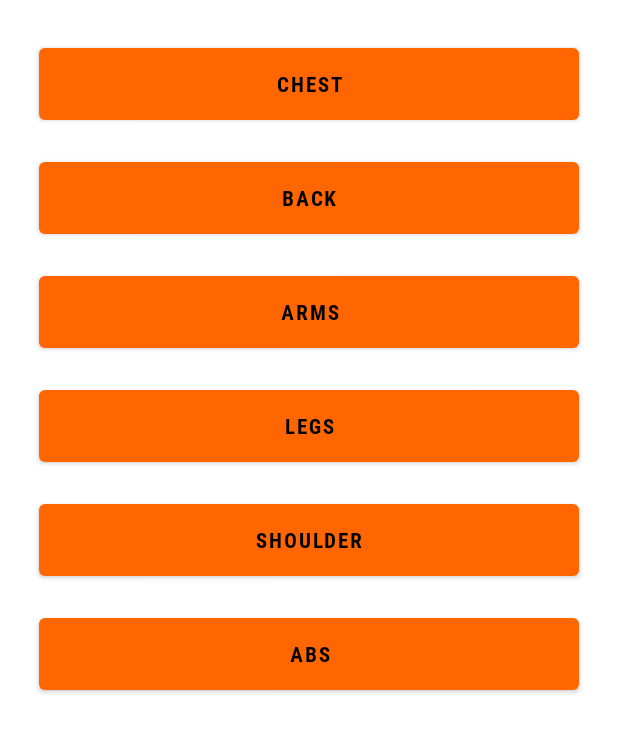
After one commit to sahilbanait/StayFit, an Android app: the fragment Exercise_Fragment shown on its own in the app's theme, on a phone screen of 412 x 824 dp. The commit adds this screen. Shown: the top 732 px of the screen. Run offline under Robolectric (Android 15) with nearby library versions, the phone set to English and light mode, and no system bars.

Commit message:
Initial commit

```diff
--- a/app/build.gradle
+++ b/app/build.gradle
@@ -33,6 +33,10 @@ dependencies {
     implementation 'androidx.appcompat:appcompat:1.3.0'
     implementation 'com.google.android.material:material:1.4.0'
     implementation 'androidx.constraintlayout:constraintlayout:2.0.4'
+    implementation 'androidx.legacy:legacy-support-v4:1.0.0'
+    implementation 'androidx.navigation:navigation-fragment:2.3.5'
+    implementation 'androidx.navigation:navigation-ui:2.3.5'
+    implementation 'androidx.fragment:fragment:1.3.5'
     testImplementation 'junit:junit:4.+'
     androidTestImplementation 'androidx.test.ext:junit:1.1.3'
     androidTestImplementation 'androidx.test.espresso:espresso-core:3.4.0'
--- /dev/null
+++ b/app/src/main/java/com/example/stayfit/Exercise_Fragment.java
@@ -0,0 +1,21 @@
+package com.example.stayfit;
+
+import android.os.Bundle;
+
+import androidx.fragment.app.Fragment;
+import androidx.navigation.fragment.NavHostFragment;
+
+import android.view.LayoutInflater;
+import android.view.View;
+import android.view.ViewGroup;
+
+public class Exercise_Fragment extends Fragment {
+
+    @Override
+    public View onCreateView(LayoutInflater inflater, ViewGroup container,
+                             Bundle savedInstanceState) {
+
+        return inflater.inflate(R.layout.fragment_exercise_, container, false);
+
+    }
+}
--- /dev/null
+++ b/app/src/main/res/layout/fragment_chest_.xml
@@ -0,0 +1,6 @@
+<?xml version="1.0" encoding="utf-8"?>
+<LinearLayout xmlns:android="http://schemas.android.com/apk/res/android"
+    xmlns:tools="http://schemas.android.com/tools"
+    android:layout_width="match_parent"
+    android:layout_height="match_parent"
+    tools:context=".Chest_Fragment" />
--- /dev/null
+++ b/app/src/main/res/layout/fragment_exercise_.xml
@@ -0,0 +1,38 @@
+<?xml version="1.0" encoding="utf-8"?>
+<LinearLayout xmlns:android="http://schemas.android.com/apk/res/android"
+    xmlns:tools="http://schemas.android.com/tools"
+    xmlns:app="http://schemas.android.com/apk/res-auto"
+    style="@style/FontStyle"
+    android:layout_width="match_parent"
+    android:layout_height="match_parent"
+    android:orientation="vertical"
+    tools:context=".Exercise_Fragment">
+
+
+
+    <Button
+        android:id="@+id/chest_button"
+        style="@style/Button"
+        android:text="@string/chest_button" />
+
+    <Button
+        android:id="@+id/back_button"
+        android:text="@string/back_button"
+        style="@style/Button" />
+    <Button
+        style="@style/Button"
+        android:id="@+id/Arms"
+        android:text="@string/arms_button"/>
+    <Button
+        style="@style/Button"
+        android:id="@+id/legs_button"
+        android:text="@string/legs_button"/>
+    <Button
+        style="@style/Button"
+        android:id="@+id/shoulder_button"
+        android:text="@string/shoulder_button"/>
+    <Button
+       style="@style/Button"
+        android:id="@+id/abs_button"
+        android:text="@string/abs_button"/>
+</LinearLayout>
--- a/app/src/main/res/values/strings.xml
+++ b/app/src/main/res/values/strings.xml
@@ -8,4 +8,13 @@
     <string name="backgroundchanger">backgroundChanger</string>
     <string name="tooltip">Please enter a valid email</string>
     <string name="tooltip_email">tooltip_email</string>
+    <!-- TODO: Remove or change this placeholder text -->
+    <string name="hello_blank_fragment">Hello blank fragment</string>
+    <string name="chest_button">Chest</string>
+    <string name="back_button">Back</string>
+    <string name="arms_button">Arms</string>
+    <string name="abs_button">Abs</string>
+    <string name="shoulder_button">Shoulder</string>
+    <string name="legs_button">Legs</string>
+    <string name="proceed_button">Proceed</string>
 </resources>
--- a/app/src/main/res/values/styles.xml
+++ b/app/src/main/res/values/styles.xml
@@ -9,4 +9,13 @@
         <item name="android:textColor">@color/appColor</item>
         <item name="android:textSize">@dimen/app_name_size</item>
     </style>
+
+    <style name="Button">
+        <item name="android:fontFamily">@font/roboto_condensed_bold</item>
+        <item name="android:layout_width">360dp</item>
+        <item name="android:layout_height">60dp</item>
+        <item name="android:layout_marginTop">16dp</item>
+        <item name="android:textColor">@color/black</item>
+
+    </style>
 </resources>
```
Also changed, not shown: app/src/main/java/com/example/stayfit/Abs_Fragment.java (added, +64 -0 lines), app/src/main/java/com/example/stayfit/Arms_Fragment.java (added, +64 -0 lines), app/src/main/java/com/example/stayfit/Back_Fragment.java (added, +65 -0 lines), app/src/main/java/com/example/stayfit/Chest_Fragment.java (added, +20 -0 lines), app/src/main/java/com/example/stayfit/Legs_Fragment.java (added, +64 -0 lines), app/src/main/java/com/example/stayfit/MainActivity.java (+37 -2 lines), app/src/main/java/com/example/stayfit/Shoulder_Fragment.java (added, +64 -0 lines), app/src/main/res/layout/activity_main.xml (+22 -19 lines), app/src/main/res/layout/fragment_abs_.xml (added, +14 -0 lines), app/src/main/res/layout/fragment_arms_.xml (added, +14 -0 lines), app/src/main/res/layout/fragment_back_.xml (added, +14 -0 lines), app/src/main/res/layout/fragment_legs_.xml (added, +14 -0 lines), app/src/main/res/layout/fragment_shoulder_.xml (added, +14 -0 lines), app/src/main/res/navigation/navigation.xml (added, +97 -0 lines).
